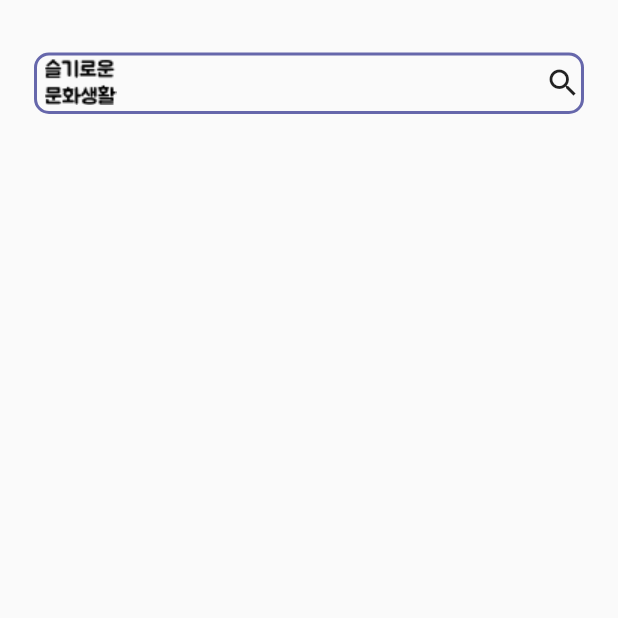
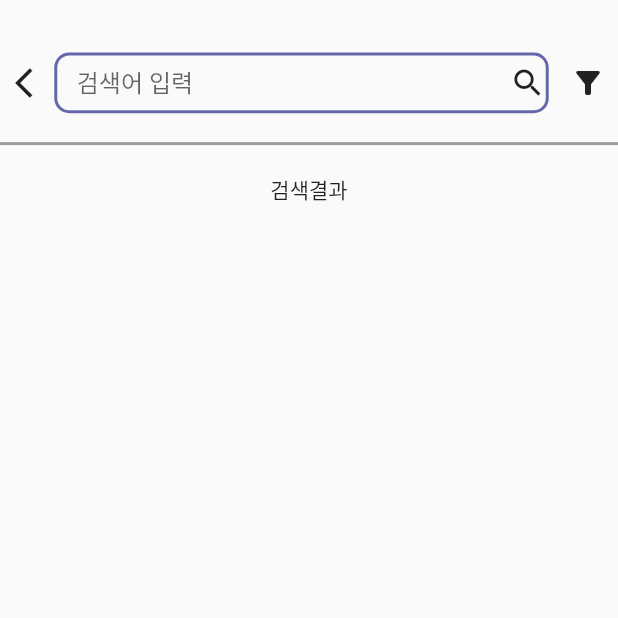
Before and after one commit to Im-younique/Design_sprint_team6, a Flutter app: the screen it shows after launch, after a tap on the "search" icon, on a phone screen of 412 x 824 dp, the top half of it. Run offline on Flutter 3.47's test engine with Material 2 defaults, Android fonts, the phone set to English and light mode, and no system bars; our stand-ins replace card_swiper, cloud_firestore, firebase_core, flutter_screenutil; accounts and stored records are empty; network calls fail.

Commit message:
Add seach UI and modify home

```diff
--- a/culture_app/lib/home.dart
+++ b/culture_app/lib/home.dart
@@ -207,6 +207,11 @@ class _HomepageState extends State<Homepage> {
           ),
         ],
       ),
+      floatingActionButton: FloatingActionButton(
+        backgroundColor: Color(0xff6667AB),
+        onPressed: () => {},
+        child: Icon(Icons.map),
+      ),
     );
   }
 }
--- a/culture_app/lib/search.dart
+++ b/culture_app/lib/search.dart
@@ -15,13 +15,17 @@ class _SearchState extends State<Search> {
     return Scaffold(
         body: Column(
       children: [
-        Container(margin: const EdgeInsets.only(top: 35)),
+        Container(margin: const EdgeInsets.only(top: 35)), //top margin
         Row(
           mainAxisAlignment: MainAxisAlignment.spaceBetween,
           children: <Widget>[
             Container(
-              width: 20.w,
-            ),
+                width: 20.w,
+                padding: EdgeInsets.only(left: 10),
+                margin: EdgeInsets.only(right: 10),
+                child: InkWell(
+                    onTap: () => Navigator.pop(context),
+                    child: Icon(Icons.arrow_back_ios))),
             Container(
               decoration: BoxDecoration(
                 border: Border.all(color: Color(0xff6667AB), width: 2),
@@ -34,29 +38,27 @@ class _SearchState extends State<Search> {
                 children: [
                   Container(
                     padding: EdgeInsets.only(left: 5, top: 2, bottom: 4),
-                    child: const Image(
-                      image: AssetImage('images/logo.png'),
-                    ),
+                    child: SearchTab(), //Text("검색이라는 hint가 들어간다."),
                   ),
-                  Container(
-                    width: 260.0.w,
-                  ),
-                  //Expanded() 적용시 constraintsError 발생
-                  //마찬가지로 때려넣으면 반응형으로 적응이 안되서,,
-                  InkWell(
-                      onTap: () {
-                        Navigator.push(context,
-                            MaterialPageRoute(builder: (context) => Search()));
-                      },
-                      child: const Icon(Icons.search)),
+                  InkWell(onTap: () {}, child: const Icon(Icons.search)),
                 ],
               ),
             ),
             Container(
-              width: 20.0.w,
-            ),
+                width: 20.0.w,
+                margin: EdgeInsets.only(left: 10, right: 10),
+                child: Icon(Icons.filter_alt)),
           ],
         ),
+        Divider(
+          height: 40.h,
+          thickness: 2,
+          color: Colors.grey,
+        ),
+        Row(
+          mainAxisAlignment: MainAxisAlignment.center,
+          children: [Text("검색결과")],
+        )
       ],
     ));
   }
@@ -79,18 +81,40 @@ class _SearchTabState extends State<SearchTab> {
   Widget _buildTextComposer() {
     return Container(
       margin: const EdgeInsets.symmetric(horizontal: 8.0),
-      child: TextField(
-        controller: _textController,
-        onSubmitted: _handleSubmitted,
-        decoration: const InputDecoration.collapsed(hintText: 'Send a message'),
+      child: Row(
+        children: [
+          Flexible(
+            child: TextField(
+              controller: _textController,
+              onSubmitted: _handleSubmitted,
+              decoration: const InputDecoration.collapsed(hintText: '검색어 입력'),
+            ),
+          ),
+        ],
       ),
     );
   }
 
   @override
   Widget build(BuildContext context) {
-    return Scaffold(
-      body: _buildTextComposer(),
+    return Container(
+      width: 270.w,
+      height: 30.h,
+      child: _buildTextComposer(),
     );
   }
 }
+
+class SearchFilter extends StatefulWidget {
+  const SearchFilter({Key? key}) : super(key: key);
+
+  @override
+  _SearchFilterState createState() => _SearchFilterState();
+}
+
+class _SearchFilterState extends State<SearchFilter> {
+  @override
+  Widget build(BuildContext context) {
+    return Container();
+  }
+}
```
